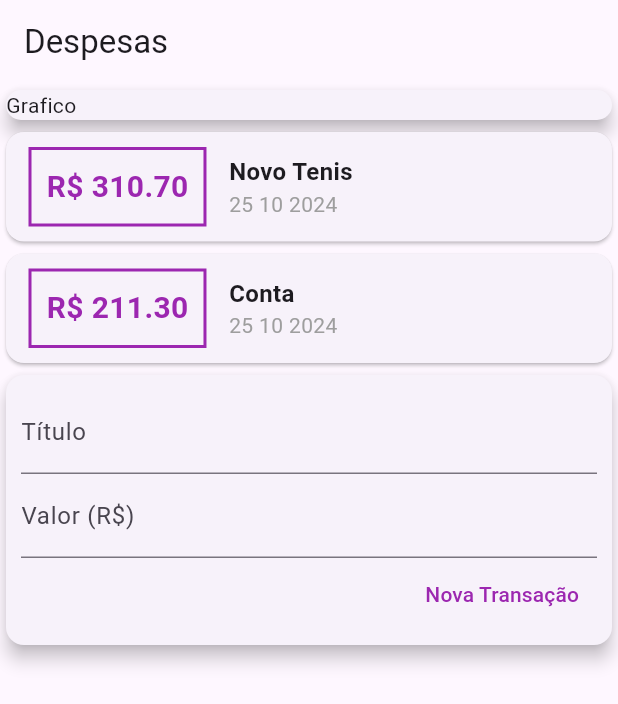
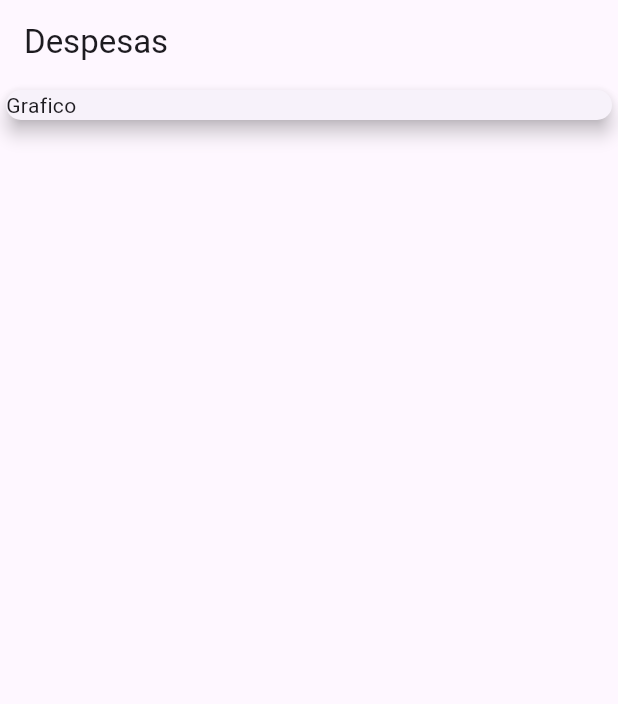
Before and after one commit to JoaoChi/GestaoGastos, a Flutter app: the screen it shows after launch, on a phone screen of 412 x 824 dp. Shown: the top 704 px of the screen. Run offline on Flutter 3.47's test engine with Material 3 defaults, Android fonts, the phone set to English and light mode, and no system bars.

Commit message:
Dividido components da main para novos files

```diff
--- a/lib/main.dart
+++ b/lib/main.dart
@@ -1,6 +1,7 @@
 import 'package:flutter/material.dart';
+import 'package:gestao/components/transaction_form.dart';
+import 'package:gestao/components/transaction_list.dart';
 import 'package:gestao/models/transaction.dart';
-import 'package:intl/intl.dart';
 
 main() => runApp(ExpenseApp());
 
@@ -16,9 +17,6 @@ class ExpenseApp extends StatelessWidget {
 }
 
 class Homepage extends StatelessWidget {
-  final titleController = TextEditingController();
-  final valueController = TextEditingController();
-
   final _transactions = [
     Transaction(
       id: 't1',
@@ -50,89 +48,8 @@ class Homepage extends StatelessWidget {
                 elevation: 5,
               ),
             ),
-            Column(
-              children: _transactions.map((tr) {
-                return Card(
-                  child: Row(
-                    children: <Widget>[
-                      Container(
-                        margin: EdgeInsets.symmetric(
-                          horizontal: 15,
-                          vertical: 10,
-                        ),
-                        decoration: BoxDecoration(
-                            border: Border.all(
-                          color: Colors.purple,
-                          width: 2,
-                        )),
-                        padding: EdgeInsets.all(10),
-                        child: Text(
-                          'R\$ ${tr.value.toStringAsFixed(2)}',
-                          style: TextStyle(
-                            fontWeight: FontWeight.bold,
-                            fontSize: 20,
-                            color: Colors.purple,
-                          ),
-                        ),
-                      ),
-                      Column(
-                        crossAxisAlignment: CrossAxisAlignment.start,
-                        children: <Widget>[
-                          Text(
-                            tr.title,
-                            style: TextStyle(
-                                fontSize: 16, fontWeight: FontWeight.bold),
-                          ),
-                          Text(
-                            DateFormat('d MM y').format(tr.date),
-                            style: TextStyle(
-                              color: Colors.grey,
-                            ),
-                          ),
-                        ],
-                      )
-                    ],
-                  ),
-                );
-              }).toList(),
-            ),
-            Card(
-              elevation: 5,
-              child: Padding(
-                padding: const EdgeInsets.all(10),
-                child: Column(
-                  children: <Widget>[
-                    TextField(
-                      controller: titleController,
-                      decoration: InputDecoration(
-                        labelText: 'Título',
-                      ),
-                    ),
-                    TextField(
-                      controller: valueController,
-                      decoration: InputDecoration(
-                        labelText: 'Valor (R\$)',
-                      ),
-                    ),
-                    Row(
-                      mainAxisAlignment: MainAxisAlignment.end,
-                      children: <Widget>[
-                        TextButton(
-                          onPressed: () {
-                            print(titleController.text);
-                            print(valueController.text);
-                          },
-                          child: Text(
-                            'Nova Transação',
-                            style: TextStyle(color: Colors.purple),
-                          ),
-                        ),
-                      ],
-                    )
-                  ],
-                ),
-              ),
-            )
+            // TransactionList(_transactions),
+            // TransactionForm(),
           ],
         ));
   }
```
Also changed, not shown: lib/components/transaction_form.dart (added, +47 -0 lines), lib/components/transaction_list.dart (added, +58 -0 lines), lib/components/transaction_user.dart (added, +15 -0 lines).
